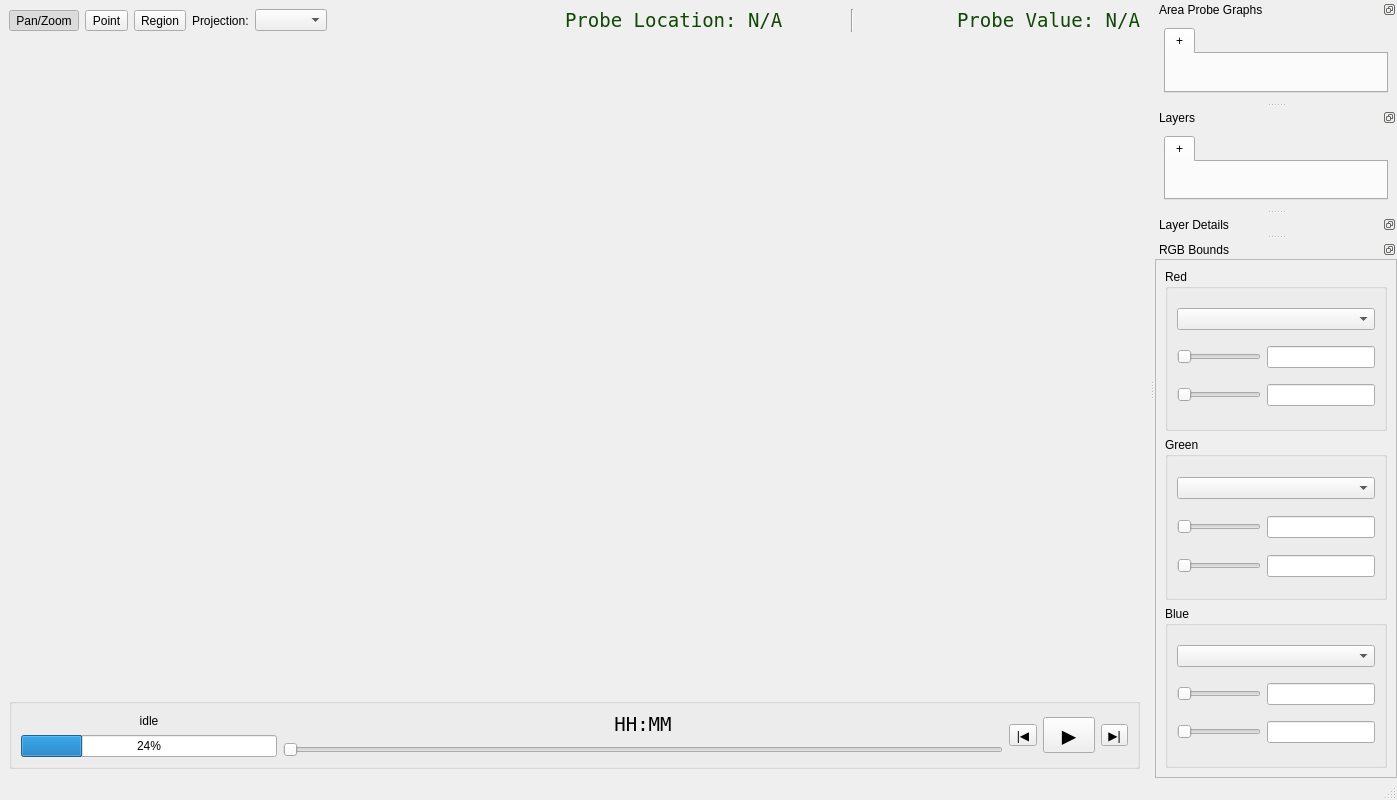
This is sift/ui/pov_main.ui in ssec/sift as Qt 5 draws it before an edit. The edited form follows.
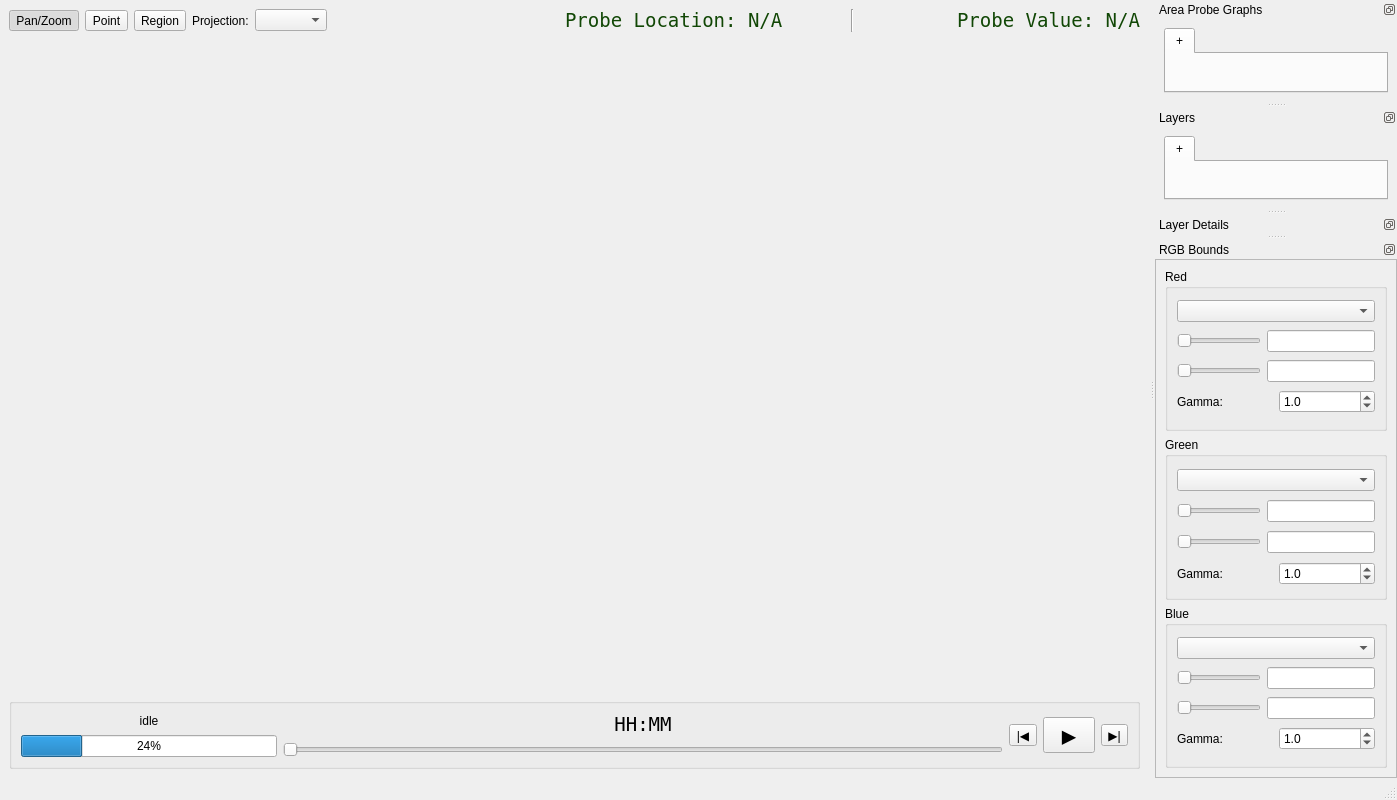
This is the edited form. Custom widgets are drawn as their Qt base class.

Commit message: Add gamma correction

The edit to the form file:
```diff
--- a/sift/ui/pov_main.ui
+++ b/sift/ui/pov_main.ui
@@ -652,9 +652,9 @@
         <property name="geometry">
          <rect>
           <x>0</x>
-          <y>0</y>
-          <width>272</width>
-          <height>477</height>
+          <y>-89</y>
+          <width>259</width>
+          <height>524</height>
          </rect>
         </property>
         <layout class="QVBoxLayout" name="verticalLayout_33">
@@ -678,6 +678,12 @@
              <layout class="QHBoxLayout" name="horizontalLayout_3">
               <item>
                <widget class="QNoScrollSlider" name="slideMinRed">
+                <property name="sizePolicy">
+                 <sizepolicy hsizetype="MinimumExpanding" vsizetype="Fixed">
+                  <horstretch>0</horstretch>
+                  <verstretch>0</verstretch>
+                 </sizepolicy>
+                </property>
                 <property name="toolTip">
                  <string>value at 0% red</string>
                 </property>
@@ -746,6 +752,33 @@
               </item>
              </layout>
             </item>
+            <item>
+             <layout class="QHBoxLayout" name="horizontalLayout_5">
+              <item>
+               <widget class="QLabel" name="redGammaLabel">
+                <property name="text">
+                 <string>Gamma: </string>
+                </property>
+               </widget>
+              </item>
+              <item>
+               <widget class="QNoScrollDoubleSpinBox" name="redGammaSpinBox">
+                <property name="decimals">
+                 <number>1</number>
+                </property>
+                <property name="maximum">
+                 <double>5.000000000000000</double>
+                </property>
+                <property name="singleStep">
+                 <double>0.100000000000000</double>
+                </property>
+                <property name="value">
+                 <double>1.000000000000000</double>
+                </property>
+               </widget>
+              </item>
+             </layout>
+            </item>
            </layout>
           </widget>
          </item>
@@ -849,6 +882,33 @@
               </item>
              </layout>
             </item>
+            <item>
+             <layout class="QHBoxLayout" name="horizontalLayout_6">
+              <item>
+               <widget class="QLabel" name="greenGammaLabel">
+                <property name="text">
+                 <string>Gamma: </string>
+                </property>
+               </widget>
+              </item>
+              <item>
+               <widget class="QNoScrollDoubleSpinBox" name="greenGammaSpinBox">
+                <property name="decimals">
+                 <number>1</number>
+                </property>
+                <property name="maximum">
+                 <double>5.000000000000000</double>
+                </property>
+                <property name="singleStep">
+                 <double>0.100000000000000</double>
+                </property>
+                <property name="value">
+                 <double>1.000000000000000</double>
+                </property>
+               </widget>
+              </item>
+             </layout>
+            </item>
            </layout>
           </widget>
          </item>
@@ -952,6 +1012,33 @@
               </item>
              </layout>
             </item>
+            <item>
+             <layout class="QHBoxLayout" name="horizontalLayout_7">
+              <item>
+               <widget class="QLabel" name="blueGammaLabel">
+                <property name="text">
+                 <string>Gamma: </string>
+                </property>
+               </widget>
+              </item>
+              <item>
+               <widget class="QNoScrollDoubleSpinBox" name="blueGammaSpinBox">
+                <property name="decimals">
+                 <number>1</number>
+                </property>
+                <property name="maximum">
+                 <double>5.000000000000000</double>
+                </property>
+                <property name="singleStep">
+                 <double>0.100000000000000</double>
+                </property>
+                <property name="value">
+                 <double>1.000000000000000</double>
+                </property>
+               </widget>
+              </item>
+             </layout>
+            </item>
            </layout>
           </widget>
          </item>
@@ -974,6 +1061,11 @@
    <extends>QSlider</extends>
    <header>sift.ui.custom_widgets</header>
   </customwidget>
+  <customwidget>
+   <class>QNoScrollDoubleSpinBox</class>
+   <extends>QDoubleSpinBox</extends>
+   <header>sift.ui.custom_widgets</header>
+  </customwidget>
  </customwidgets>
  <resources/>
  <connections/>
```
Left out of the diff: 23 changed lines with no effect on the pictures. The commit also changes 13 other files.
